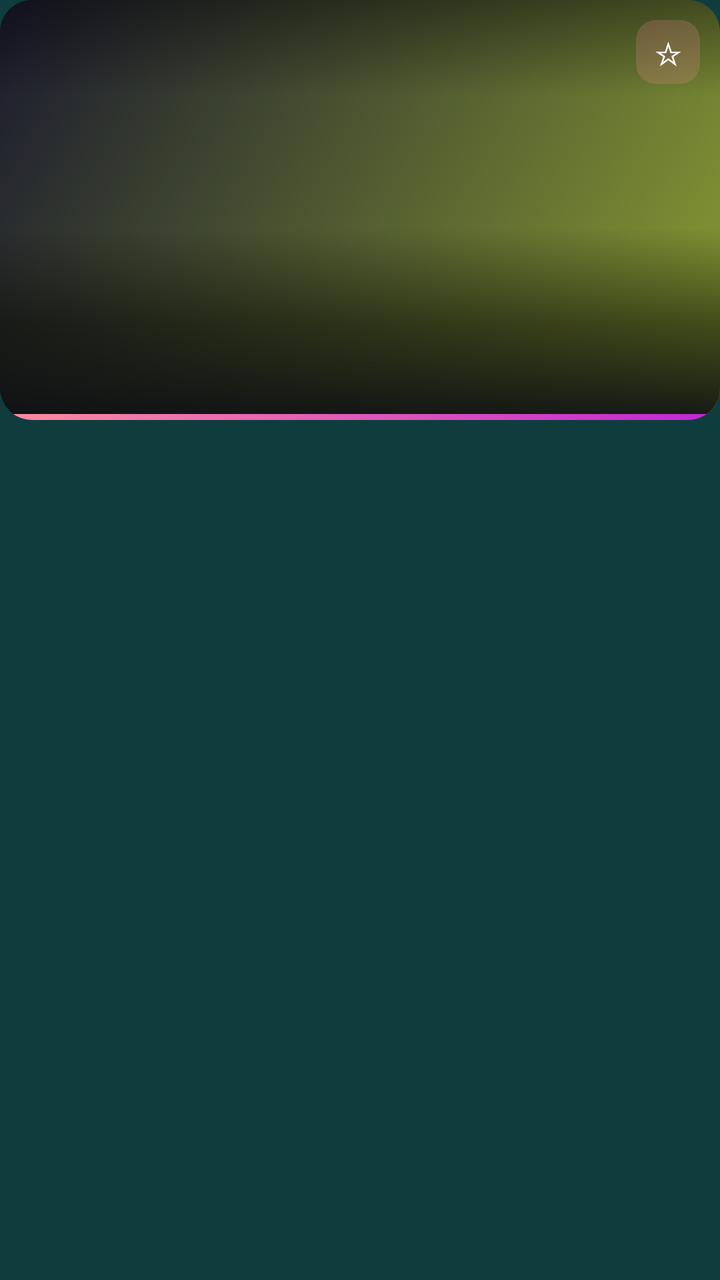
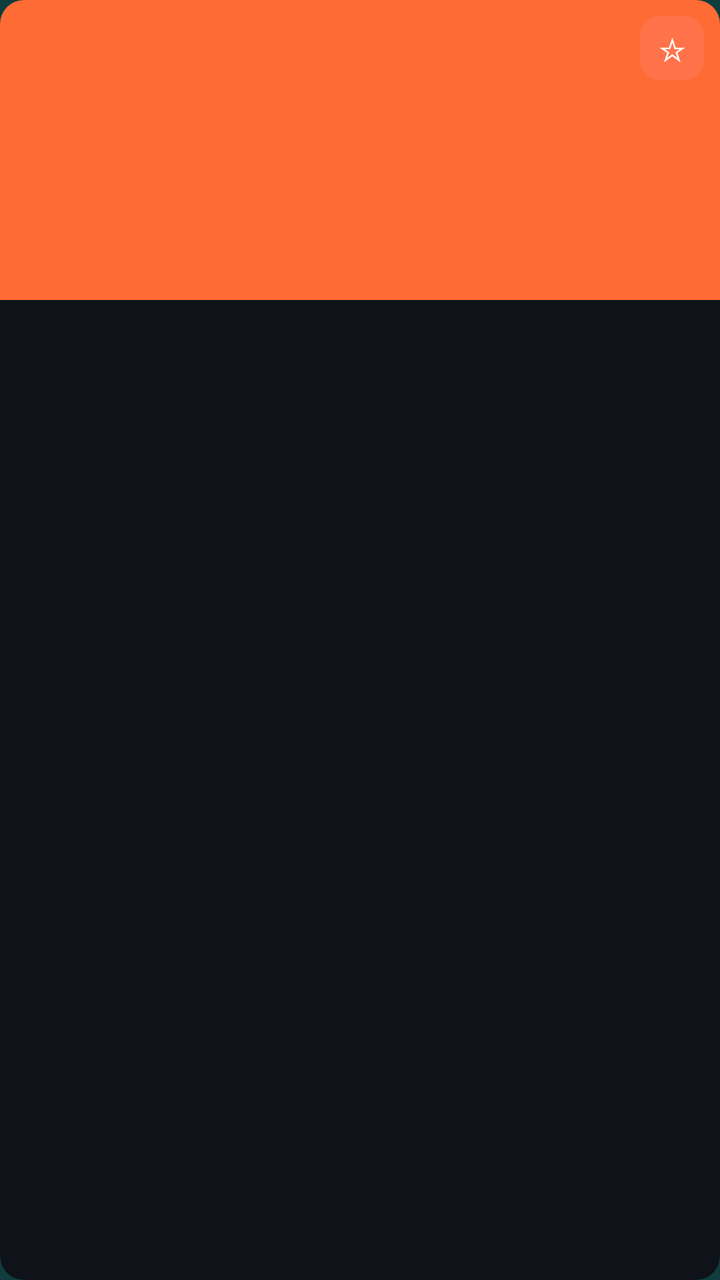

Two renders of the same Android screen: before a commit and after it. Below are the layout's source before the change and the commit's diff.
<!-- AndroidManifest.xml: application theme Theme.VovoFit -->
<!-- res/layout/item_drive_card.xml -->
<?xml version="1.0" encoding="utf-8"?>
<FrameLayout xmlns:android="http://schemas.android.com/apk/res/android"
    xmlns:app="http://schemas.android.com/apk/res-auto"
    android:layout_width="150dp"
    android:layout_height="wrap_content"
    android:layout_marginEnd="12dp"
    android:focusable="true"
    android:focusableInTouchMode="true"
    android:clickable="true"
    android:foreground="?attr/selectableItemBackground">

    
    <View
        android:id="@+id/drive_focus_ring"
        android:layout_width="match_parent"
        android:layout_height="210dp"
        android:background="@drawable/tile_focus_border"
        android:visibility="invisible" />

    <com.google.android.material.card.MaterialCardView
        android:id="@+id/drive_card_root"
        android:layout_width="match_parent"
        android:layout_height="210dp"
        app:cardCornerRadius="16dp"
        app:cardElevation="0dp"
        app:cardBackgroundColor="#0F1218"
        app:strokeWidth="0dp"
        app:strokeColor="@android:color/transparent">

        <FrameLayout
            android:layout_width="match_parent"
            android:layout_height="match_parent">

            
            <View
                android:id="@+id/drive_bg"
                android:layout_width="match_parent"
                android:layout_height="match_parent"
                android:background="@drawable/card_gradient_pink" />

            
            <TextView
                android:id="@+id/drive_icon"
                android:layout_width="match_parent"
                android:layout_height="match_parent"
                android:gravity="center"
                android:textSize="52sp"
                android:alpha="0.95" />

            
            <View
                android:layout_width="match_parent"
                android:layout_height="48dp"
                android:layout_gravity="top"
                android:background="@drawable/tile_overlay_top" />

            
            <TextView
                android:id="@+id/drive_fav_star"
                android:layout_width="32dp"
                android:layout_height="32dp"
                android:layout_gravity="top|end"
                android:layout_marginTop="10dp"
                android:layout_marginEnd="10dp"
                android:background="@drawable/badge_resume"
                android:gravity="center"
                android:text="☆"
                android:textColor="#FFFFFFFF"
                android:textSize="16sp"
                android:clickable="true"
                android:focusable="true"
                android:focusableInTouchMode="true"
                android:contentDescription="Adicionar à Minha lista" />

            
            <View
                android:layout_width="match_parent"
                android:layout_height="96dp"
                android:layout_gravity="bottom"
                android:background="@drawable/tile_overlay_bottom" />

            
            <TextView
                android:id="@+id/drive_name"
                android:layout_width="match_parent"
                android:layout_height="wrap_content"
                android:layout_gravity="bottom"
                android:gravity="center"
                android:paddingHorizontal="10dp"
                android:paddingBottom="12dp"
                android:textColor="#FFFFFFFF"
                android:textSize="12sp"
                android:textStyle="bold"
                android:shadowColor="#80000000"
                android:shadowDx="0"
                android:shadowDy="1"
                android:shadowRadius="3"
                android:maxLines="2"
                android:ellipsize="end" />

            
            <View
                android:layout_width="match_parent"
                android:layout_height="3dp"
                android:layout_gravity="bottom"
                android:background="@drawable/progress_gradient" />
        </FrameLayout>
    </com.google.android.material.card.MaterialCardView>
</FrameLayout>
<!-- resources referenced by this layout -->
<resources>
  <!-- drawable badge_resume (drawable) -->
  <?xml version="1.0" encoding="utf-8"?>
  <shape xmlns:android="http://schemas.android.com/apk/res/android"
      android:shape="rectangle">
      <solid android:color="#33FF8B9F" />
      <corners android:radius="10dp" />
  </shape>
  <!-- drawable card_gradient_pink (drawable) -->
  <?xml version="1.0" encoding="utf-8"?>
  <shape xmlns:android="http://schemas.android.com/apk/res/android" android:shape="rectangle">
      <gradient android:startColor="#FF8B9F33" android:endColor="#1a1a2e" android:angle="135" />
      <corners android:radius="10dp" />
  </shape>
  <!-- drawable progress_gradient (drawable) -->
  <?xml version="1.0" encoding="utf-8"?>
  <shape xmlns:android="http://schemas.android.com/apk/res/android" android:shape="rectangle">
      <gradient android:startColor="#FF8B9F" android:endColor="#C026D3" android:angle="0" />
      <corners android:radius="2dp" />
  </shape>
  <!-- drawable tile_focus_border (drawable) -->
  <?xml version="1.0" encoding="utf-8"?>
  <selector xmlns:android="http://schemas.android.com/apk/res/android">
      <item android:state_focused="true">
          <shape android:shape="rectangle">
              <corners android:radius="@dimen/radius_md" />
              <solid android:color="@color/tile_bg_focused" />
              <stroke
                  android:width="@dimen/focus_ring_width"
                  android:color="@color/tile_focus_ring" />
          </shape>
      </item>
      <item>
          <shape android:shape="rectangle">
              <corners android:radius="@dimen/radius_md" />
              <solid android:color="@color/tile_bg" />
          </shape>
      </item>
  </selector>
  <!-- drawable tile_overlay_bottom (drawable) -->
  <?xml version="1.0" encoding="utf-8"?>
  <shape xmlns:android="http://schemas.android.com/apk/res/android"
      android:shape="rectangle">
      <gradient
          android:startColor="#00000000"
          android:centerColor="#80000000"
          android:endColor="#F00D0E12"
          android:angle="270"
          android:type="linear" />
      <corners android:radius="0dp" />
  </shape>
  <!-- drawable tile_overlay_top (drawable) -->
  <?xml version="1.0" encoding="utf-8"?>
  <shape xmlns:android="http://schemas.android.com/apk/res/android"
      android:shape="rectangle">
      <gradient
          android:startColor="#66000000"
          android:endColor="#00000000"
          android:angle="270"
          android:type="linear" />
      <corners android:radius="0dp" />
  </shape>
  <dimen name="radius_md">12dp</dimen>
  <color name="tile_bg_focused">#FF161B22</color>
  <dimen name="focus_ring_width">3dp</dimen>
  <color name="tile_focus_ring">#FFA3E635</color>
  <color name="tile_bg">#FF0F1218</color>
  <color name="md_primary">#FFA3E635</color>
  <color name="md_on_primary">#FF1A0A0F</color>
  <color name="md_primary_container">#FF0F3D3E</color>
  <color name="md_on_primary_container">#FFFFEAF1</color>
  <color name="md_secondary">#FFC026D3</color>
  <color name="md_on_secondary">#FF1A0A1F</color>
  <color name="md_secondary_container">#FF5A1B6E</color>
  <color name="md_on_secondary_container">#FFFBD7FF</color>
  <color name="md_background">#FF0F3D3E</color>
  <color name="md_surface">#FF16181F</color>
  <color name="md_surface_variant">#FF232634</color>
  <color name="md_on_background">#FFEAEAF0</color>
  <color name="md_on_surface">#FFEAEAF0</color>
  <color name="md_on_surface_variant">#FFC0C4D0</color>
  <color name="md_outline">#FF3A3F4F</color>
  <color name="md_outline_variant">#FF2A2E3A</color>
  <color name="md_error">#FFCF6679</color>
  <color name="md_on_error">#FF600014</color>
  <style name="Widget.Meggy.CardView" parent="Widget.Material3.CardView.Filled">
          <item name="cardBackgroundColor">@color/md_surface_container</item>
          <item name="cardCornerRadius">20dp</item>
          <item name="cardElevation">2dp</item>
          <item name="contentPadding">0dp</item>
          <item name="strokeWidth">0dp</item>
      </style>
  <color name="md_surface_container">#FF1B1E27</color>
  <!-- unchanged entries left out for length: 1 -->
</resources>

<!-- the commit's change to res/layout/item_drive_card.xml (unified diff, before → after) -->
@@ -1,58 +1,44 @@
 <?xml version="1.0" encoding="utf-8"?>
-<FrameLayout xmlns:android="http://schemas.android.com/apk/res/android"
+<com.google.android.material.card.MaterialCardView xmlns:android="http://schemas.android.com/apk/res/android"
     xmlns:app="http://schemas.android.com/apk/res-auto"
-    android:layout_width="150dp"
+    android:id="@+id/drive_card_root"
+    android:layout_width="@dimen/drive_card_width"
     android:layout_height="wrap_content"
-    android:layout_marginEnd="12dp"
+    android:layout_marginEnd="@dimen/rail_gap"
+    android:clickable="true"
     android:focusable="true"
     android:focusableInTouchMode="true"
-    android:clickable="true"
-    android:foreground="?attr/selectableItemBackground">
+    android:foreground="?attr/selectableItemBackground"
+    app:cardCornerRadius="@dimen/radius_md"
+    app:cardElevation="@dimen/elevation_0"
+    app:cardBackgroundColor="@color/tile_bg"
+    app:strokeWidth="0dp"
+    app:strokeColor="@color/tile_focus_ring">
 
-    
-    <View
-        android:id="@+id/drive_focus_ring"
+    <LinearLayout
         android:layout_width="match_parent"
-        android:layout_height="210dp"
-        android:background="@drawable/tile_focus_border"
-        android:visibility="invisible" />
+        android:layout_height="wrap_content"
+        android:orientation="vertical">
 
-    <com.google.android.material.card.MaterialCardView
-        android:id="@+id/drive_card_root"
-        android:layout_width="match_parent"
-        android:layout_height="210dp"
-        app:cardCornerRadius="16dp"
-        app:cardElevation="0dp"
-        app:cardBackgroundColor="#0F1218"
-        app:strokeWidth="0dp"
-        app:strokeColor="@android:color/transparent">
-
+        
         <FrameLayout
             android:layout_width="match_parent"
-            android:layout_height="match_parent">
+            android:layout_height="150dp">
 
-            
             <View
                 android:id="@+id/drive_bg"
                 android:layout_width="match_parent"
                 android:layout_height="match_parent"
-                android:background="@drawable/card_gradient_pink" />
+                android:background="@color/drive_icon_tile" />
 
-            
             <TextView
                 android:id="@+id/drive_icon"
                 android:layout_width="match_parent"
                 android:layout_height="match_parent"
                 android:gravity="center"
-                android:textSize="52sp"
-                android:alpha="0.95" />
-
-            
-            <View
-                android:layout_width="match_parent"
-                android:layout_height="48dp"
-                android:layout_gravity="top"
-                android:background="@drawable/tile_overlay_top" />
+                android:textColor="@color/drive_icon_tile_text"
+                android:textSize="40sp"
+                android:textStyle="bold" />
 
             
             <TextView
@@ -60,50 +46,47 @@
                 android:layout_width="32dp"
                 android:layout_height="32dp"
                 android:layout_gravity="top|end"
-                android:layout_marginTop="10dp"
-                android:layout_marginEnd="10dp"
+                android:layout_marginTop="@dimen/spacing_sm"
+                android:layout_marginEnd="@dimen/spacing_sm"
                 android:background="@drawable/badge_resume"
+                android:clickable="true"
+                android:contentDescription="@string/fav_desc"
+                android:focusable="true"
+                android:focusableInTouchMode="true"
                 android:gravity="center"
                 android:text="☆"
-                android:textColor="#FFFFFFFF"
-                android:textSize="16sp"
-                android:clickable="true"
-                android:focusable="true"
-                android:focusableInTouchMode="true"
-                android:contentDescription="Adicionar à Minha lista" />
+                android:textColor="@color/tile_title"
+                android:textSize="16sp" />
+        </FrameLayout>
 
-            
-            <View
-                android:layout_width="match_parent"
-                android:layout_height="96dp"
-                android:layout_gravity="bottom"
-                android:background="@drawable/tile_overlay_bottom" />
+        
+        <LinearLayout
+            android:layout_width="match_parent"
+            android:layout_height="wrap_content"
+            android:orientation="vertical"
+            android:paddingHorizontal="@dimen/spacing_md"
+            android:paddingTop="@dimen/spacing_sm"
+            android:paddingBottom="@dimen/spacing_md">
 
-            
             <TextView
                 android:id="@+id/drive_name"
                 android:layout_width="match_parent"
                 android:layout_height="wrap_content"
-                android:layout_gravity="bottom"
-                android:gravity="center"
-                android:paddingHorizontal="10dp"
-                android:paddingBottom="12dp"
-                android:textColor="#FFFFFFFF"
-                android:textSize="12sp"
-                android:textStyle="bold"
-                android:shadowColor="#80000000"
-                android:shadowDx="0"
-                android:shadowDy="1"
-                android:shadowRadius="3"
+                android:ellipsize="end"
                 android:maxLines="2"
-                android:ellipsize="end" />
+                android:textColor="@color/tile_title"
+                android:textSize="@dimen/text_drive_name"
+                android:textStyle="bold" />
 
-            
-            <View
+            <TextView
+                android:id="@+id/drive_meta"
                 android:layout_width="match_parent"
-                android:layout_height="3dp"
-                android:layout_gravity="bottom"
-                android:background="@drawable/progress_gradient" />
-        </FrameLayout>
-    </com.google.android.material.card.MaterialCardView>
-</FrameLayout>
+                android:layout_height="wrap_content"
+                android:layout_marginTop="2dp"
+                android:ellipsize="end"
+                android:maxLines="1"
+                android:textColor="@color/tile_subtitle"
+                android:textSize="@dimen/text_drive_meta" />
+        </LinearLayout>
+    </LinearLayout>
+</com.google.android.material.card.MaterialCardView>
<!-- resource entries referenced after the edit -->
@@ -1,5 +1,7 @@
 <!-- resources referenced by this layout -->
 <resources>
+  <color name="drive_icon_tile">#FFFF6B35</color>
+  <color name="drive_icon_tile_text">#FF1A0A0F</color>
   <!-- drawable badge_resume (drawable) -->
   <?xml version="1.0" encoding="utf-8"?>
   <shape xmlns:android="http://schemas.android.com/apk/res/android"
@@ -7,64 +9,18 @@
       <solid android:color="#33FF8B9F" />
       <corners android:radius="10dp" />
   </shape>
-  <!-- drawable card_gradient_pink (drawable) -->
-  <?xml version="1.0" encoding="utf-8"?>
-  <shape xmlns:android="http://schemas.android.com/apk/res/android" android:shape="rectangle">
-      <gradient android:startColor="#FF8B9F33" android:endColor="#1a1a2e" android:angle="135" />
-      <corners android:radius="10dp" />
-  </shape>
-  <!-- drawable progress_gradient (drawable) -->
-  <?xml version="1.0" encoding="utf-8"?>
-  <shape xmlns:android="http://schemas.android.com/apk/res/android" android:shape="rectangle">
-      <gradient android:startColor="#FF8B9F" android:endColor="#C026D3" android:angle="0" />
-      <corners android:radius="2dp" />
-  </shape>
-  <!-- drawable tile_focus_border (drawable) -->
-  <?xml version="1.0" encoding="utf-8"?>
-  <selector xmlns:android="http://schemas.android.com/apk/res/android">
-      <item android:state_focused="true">
-          <shape android:shape="rectangle">
-              <corners android:radius="@dimen/radius_md" />
-              <solid android:color="@color/tile_bg_focused" />
-              <stroke
-                  android:width="@dimen/focus_ring_width"
-                  android:color="@color/tile_focus_ring" />
-          </shape>
-      </item>
-      <item>
-          <shape android:shape="rectangle">
-              <corners android:radius="@dimen/radius_md" />
-              <solid android:color="@color/tile_bg" />
-          </shape>
-      </item>
-  </selector>
-  <!-- drawable tile_overlay_bottom (drawable) -->
-  <?xml version="1.0" encoding="utf-8"?>
-  <shape xmlns:android="http://schemas.android.com/apk/res/android"
-      android:shape="rectangle">
-      <gradient
-          android:startColor="#00000000"
-          android:centerColor="#80000000"
-          android:endColor="#F00D0E12"
-          android:angle="270"
-          android:type="linear" />
-      <corners android:radius="0dp" />
-  </shape>
-  <!-- drawable tile_overlay_top (drawable) -->
-  <?xml version="1.0" encoding="utf-8"?>
-  <shape xmlns:android="http://schemas.android.com/apk/res/android"
-      android:shape="rectangle">
-      <gradient
-          android:startColor="#66000000"
-          android:endColor="#00000000"
-          android:angle="270"
-          android:type="linear" />
-      <corners android:radius="0dp" />
-  </shape>
+  <string name="fav_desc">Adicionar à Minha lista</string>
   <dimen name="radius_md">12dp</dimen>
-  <color name="tile_bg_focused">#FF161B22</color>
-  <dimen name="focus_ring_width">3dp</dimen>
+  <dimen name="rail_gap">12dp</dimen>
+  <dimen name="spacing_md">12dp</dimen>
+  <dimen name="spacing_sm">8dp</dimen>
+  <dimen name="text_drive_meta">12sp</dimen>
+  <dimen name="text_drive_name">14sp</dimen>
   <color name="tile_focus_ring">#FFA3E635</color>
+  <color name="tile_subtitle">#FFC0C4D0</color>
+  <color name="tile_title">#FFFFFFFF</color>
+  <dimen name="drive_card_width">150dp</dimen>
+  <dimen name="elevation_0">0dp</dimen>
   <color name="tile_bg">#FF0F1218</color>
   <color name="md_primary">#FFA3E635</color>
   <color name="md_on_primary">#FF1A0A0F</color>
